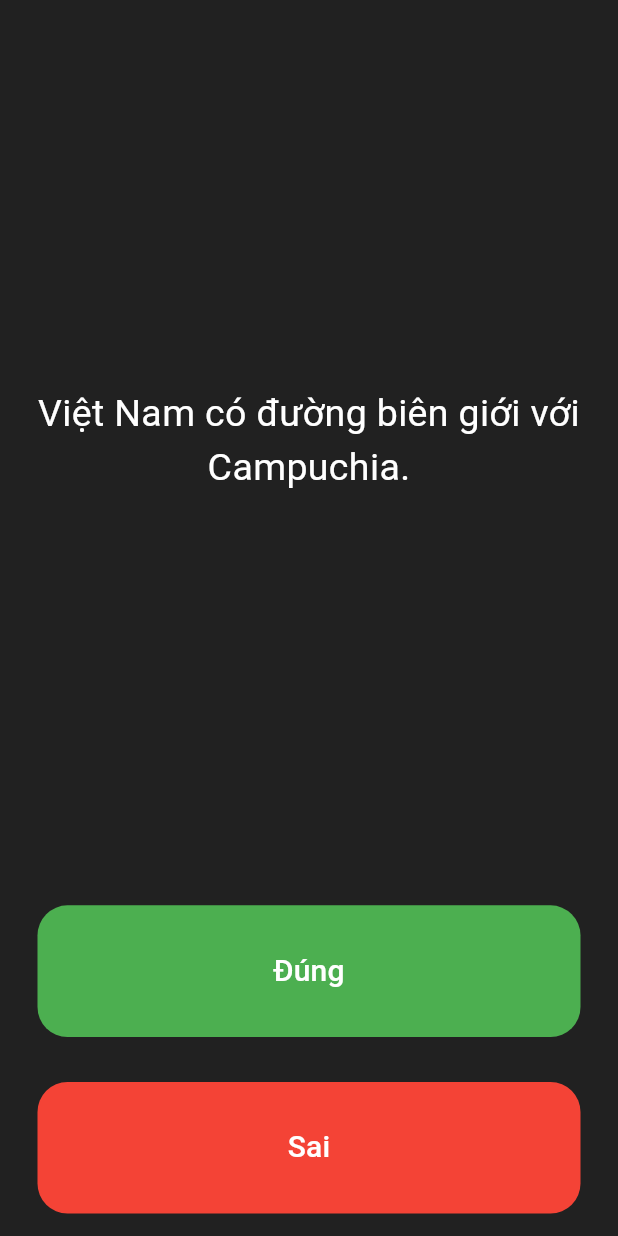
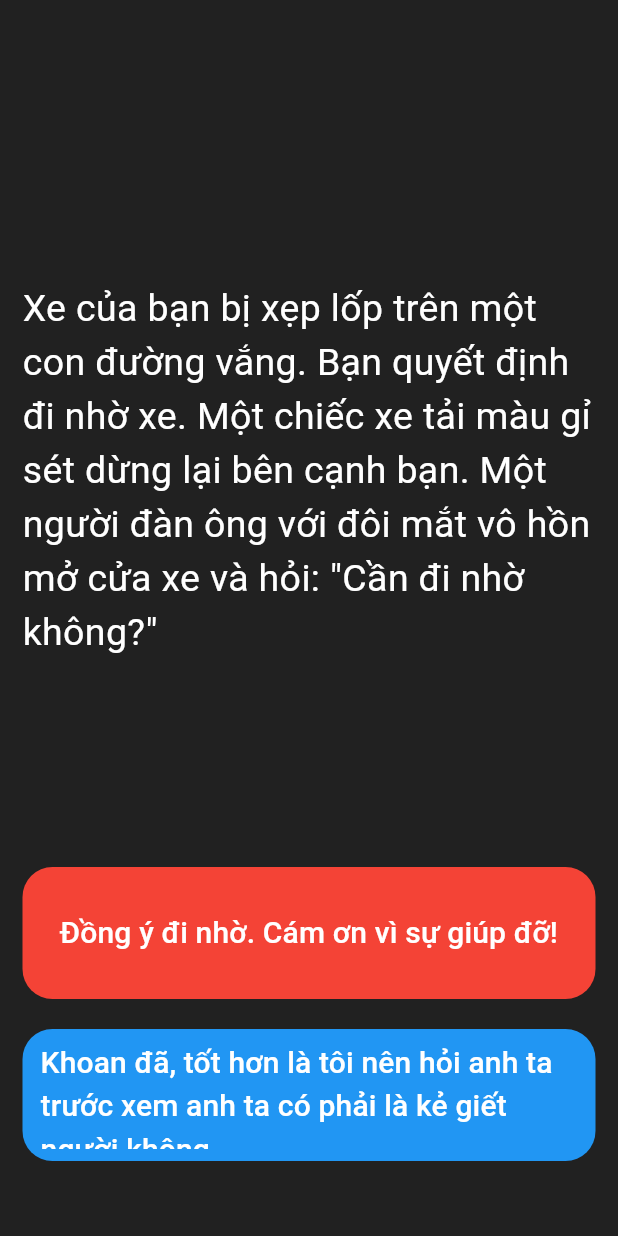
Before and after one commit to PT-LoiX86/Flutter-Practice, a Flutter app: the screen it shows after launch, on a phone screen of 412 x 824 dp. Run offline on Flutter 3.47's test engine with Material 3 defaults, Android fonts, the phone set to English and light mode, and no system bars.

Commit message:
feat: Lab 7

```diff
--- a/1/flutter_application_1/lib/main.dart
+++ b/1/flutter_application_1/lib/main.dart
@@ -1,110 +1,53 @@
 import 'package:flutter/material.dart';
 
-import 'question.data.dart';
+import 'story.data.dart';
 
 void main() {
-  runApp(const Quizzler());
+  runApp(const Destini());
 }
 
-class Quizzler extends StatelessWidget {
-  const Quizzler({super.key});
+class Destini extends StatelessWidget {
+  const Destini({super.key});
 
   @override
   Widget build(BuildContext context) {
     return const MaterialApp(
       debugShowCheckedModeBanner: false,
-      home: QuizPage(),
+      home: StoryPage(),
     );
   }
 }
 
-class QuizPage extends StatefulWidget {
-  const QuizPage({super.key});
+class StoryPage extends StatefulWidget {
+  const StoryPage({super.key});
 
   @override
-  State<QuizPage> createState() => _QuizPageState();
+  State<StoryPage> createState() => _StoryPageState();
 }
 
-class _QuizPageState extends State<QuizPage> {
-  final List<Icon> _scoreKeeper = [];
+class _StoryPageState extends State<StoryPage> {
+  final StoryBrain _storyBrain = StoryBrain();
 
-  int _questionNumber = 0;
-  int _score = 0;
-
-  void _checkAnswer(bool userAnswer) {
-    final correctAnswer = questionBank[_questionNumber].questionAnswer;
-
-    final isCorrect = userAnswer == correctAnswer;
-
-    final isLastQuestion = _questionNumber == questionBank.length - 1;
-
+  void _choose(int choiceNumber) {
     setState(() {
-      if (isCorrect) {
-        _score++;
-      }
-
-      _scoreKeeper.add(
-        Icon(
-          isCorrect ? Icons.check : Icons.close,
-          color: isCorrect ? Colors.green : Colors.red,
-        ),
-      );
-
-      if (!isLastQuestion) {
-        _questionNumber++;
-      }
+      _storyBrain.nextStory(choiceNumber);
     });
-
-    if (isLastQuestion) {
-      _showResult();
-    }
   }
 
-  void _showResult() {
-    Navigator.push(
-      context,
-      MaterialPageRoute(
-        builder: (context) => ResultPage(
-          score: _score,
-          totalQuestions: questionBank.length,
-          scoreKeeper: List.of(_scoreKeeper),
-          onRetry: _restartQuiz,
-        ),
-      ),
-    );
-  }
-
-  void _restartQuiz() {
-    setState(() {
-      _questionNumber = 0;
-      _score = 0;
-      _scoreKeeper.clear();
-    });
-
-    Navigator.pop(context);
-  }
-
-  Widget _buildAnswerButton({
+  Widget _buildChoiceButton({
     required String text,
     required Color color,
-    required bool answer,
+    required int choiceNumber,
   }) {
-    return Expanded(
-      child: Padding(
-        padding: const EdgeInsets.all(15),
-        child: TextButton(
-          onPressed: () => _checkAnswer(answer),
-          style: TextButton.styleFrom(
-            backgroundColor: color,
-            shape: RoundedRectangleBorder(
-              borderRadius: BorderRadius.circular(20),
-            ),
-          ),
-          child: Text(
-            text,
-            style: const TextStyle(color: Colors.white, fontSize: 20),
-          ),
-        ),
+    return TextButton(
+      onPressed: () => _choose(choiceNumber),
+      style: TextButton.styleFrom(
+        backgroundColor: color,
+        shape: RoundedRectangleBorder(borderRadius: BorderRadius.circular(20)),
+      ),
+      child: Text(
+        text,
+        style: const TextStyle(fontSize: 20, color: Colors.white),
       ),
     );
   }
@@ -115,33 +58,42 @@ class _QuizPageState extends State<QuizPage> {
       backgroundColor: Colors.grey.shade900,
       body: SafeArea(
         child: Padding(
-          padding: const EdgeInsets.symmetric(horizontal: 10),
+          padding: const EdgeInsets.symmetric(vertical: 50, horizontal: 15),
           child: Column(
             crossAxisAlignment: CrossAxisAlignment.stretch,
             children: [
               Expanded(
-                flex: 5,
+                flex: 12,
                 child: Center(
-                  child: Padding(
-                    padding: const EdgeInsets.all(10),
-                    child: Text(
-                      questionBank[_questionNumber].questionText,
-                      textAlign: TextAlign.center,
-                      style: const TextStyle(fontSize: 25, color: Colors.white),
-                    ),
+                  child: Text(
+                    _storyBrain.story,
+                    style: const TextStyle(fontSize: 25, color: Colors.white),
                   ),
                 ),
               ),
 
-              _buildAnswerButton(
-                text: 'Đúng',
-                color: Colors.green,
-                answer: true,
+              Expanded(
+                flex: 2,
+                child: _buildChoiceButton(
+                  text: _storyBrain.choice1,
+                  color: Colors.red,
+                  choiceNumber: 1,
+                ),
               ),
 
-              _buildAnswerButton(text: 'Sai', color: Colors.red, answer: false),
+              const SizedBox(height: 20),
 
-              Row(children: _scoreKeeper),
+              Expanded(
+                flex: 2,
+                child: Visibility(
+                  visible: _storyBrain.hasChoice2,
+                  child: _buildChoiceButton(
+                    text: _storyBrain.choice2,
+                    color: Colors.blue,
+                    choiceNumber: 2,
+                  ),
+                ),
+              ),
             ],
           ),
         ),
@@ -149,87 +101,3 @@ class _QuizPageState extends State<QuizPage> {
     );
   }
 }
-
-class ResultPage extends StatelessWidget {
-  final int score;
-  final int totalQuestions;
-  final List<Icon> scoreKeeper;
-  final VoidCallback onRetry;
-
-  const ResultPage({
-    super.key,
-    required this.score,
-    required this.totalQuestions,
-    required this.scoreKeeper,
-    required this.onRetry,
-  });
-
-  @override
-  Widget build(BuildContext context) {
-    return Scaffold(
-      backgroundColor: Colors.grey.shade900,
-      appBar: AppBar(
-        title: const Text('Kết Quả', style: TextStyle(color: Colors.white)),
-        backgroundColor: Colors.grey.shade800,
-        automaticallyImplyLeading: false,
-        centerTitle: true,
-      ),
-      body: Center(
-        child: Column(
-          mainAxisAlignment: MainAxisAlignment.center,
-          children: [
-            const Text(
-              'Hoàn thành!',
-              style: TextStyle(
-                color: Colors.white,
-                fontSize: 32,
-                fontWeight: FontWeight.bold,
-              ),
-            ),
-
-            const SizedBox(height: 30),
-
-            Text(
-              'Điểm số: $score / $totalQuestions',
-              style: const TextStyle(color: Colors.white, fontSize: 24),
-            ),
-
-            const SizedBox(height: 20),
-
-            const Text(
-              'Kết quả các câu:',
-              style: TextStyle(color: Colors.white70, fontSize: 18),
-            ),
-
-            const SizedBox(height: 10),
-
-            Row(
-              mainAxisAlignment: MainAxisAlignment.center,
-              children: scoreKeeper,
-            ),
-
-            const SizedBox(height: 50),
-
-            ElevatedButton(
-              onPressed: onRetry,
-              style: ElevatedButton.styleFrom(
-                backgroundColor: Colors.blueAccent,
-                padding: const EdgeInsets.symmetric(
-                  horizontal: 40,
-                  vertical: 15,
-                ),
-                shape: RoundedRectangleBorder(
-                  borderRadius: BorderRadius.circular(30),
-                ),
-              ),
-              child: const Text(
-                'Làm Lại',
-                style: TextStyle(fontSize: 22, color: Colors.white),
-              ),
-            ),
-          ],
-        ),
-      ),
-    );
-  }
-}
--- a/1/flutter_application_1/lib/question.class.dart
+++ /dev/null
@@ -1,6 +0,0 @@
-class Question {
-  final String questionText;
-  final bool questionAnswer;
-
-  const Question({required this.questionText, required this.questionAnswer});
-}
--- a/1/flutter_application_1/lib/question.data.dart
+++ /dev/null
@@ -1,24 +0,0 @@
-import 'question.class.dart';
-
-const List<Question> questionBank = [
-  Question(
-    questionText: 'Việt Nam có đường biên giới với Campuchia.',
-    questionAnswer: true,
-  ),
-  Question(
-    questionText: 'Hà Nội là thủ đô của Việt Nam.',
-    questionAnswer: true,
-  ),
-  Question(
-    questionText: 'Mặt trời quay quanh trái đất.',
-    questionAnswer: false,
-  ),
-  Question(
-    questionText: 'Chuột Mickey là nhân vật của Marvel.',
-    questionAnswer: false,
-  ),
-  Question(
-    questionText: 'Con người có thể nín thở dưới nước trong 24 giờ.',
-    questionAnswer: false,
-  ),
-];
--- /dev/null
+++ b/1/flutter_application_1/lib/story.class.dart
@@ -0,0 +1,11 @@
+class Story {
+  final String storyTitle;
+  final String choice1;
+  final String choice2;
+
+  const Story({
+    required this.storyTitle,
+    required this.choice1,
+    required this.choice2,
+  });
+}
--- /dev/null
+++ b/1/flutter_application_1/lib/story.data.dart
@@ -0,0 +1,85 @@
+import 'story.class.dart';
+
+class StoryBrain {
+  static const List<Story> _stories = [
+    Story(
+      storyTitle:
+          'Xe của bạn bị xẹp lốp trên một con đường vắng. Bạn quyết định đi nhờ xe. '
+          'Một chiếc xe tải màu gỉ sét dừng lại bên cạnh bạn. Một người đàn ông với '
+          'đôi mắt vô hồn mở cửa xe và hỏi: "Cần đi nhờ không?"',
+      choice1: 'Đồng ý đi nhờ. Cám ơn vì sự giúp đỡ!',
+      choice2: 'Khoan đã, tốt hơn là tôi nên hỏi anh ta trước xem anh ta có phải là kẻ giết người không.',
+    ),
+    Story(
+      storyTitle: 'Anh ta từ từ gật đầu, không hề e ngại với câu hỏi.',
+      choice1: 'Ít ra anh ta cũng trung thực. Lên xe thôi.',
+      choice2: 'Thôi, tôi nghĩ tôi nên đi bộ.',
+    ),
+    Story(
+      storyTitle:
+          'Khi bạn bắt đầu lái xe, người đàn ông lạ mặt bắt đầu nói về '
+          'mối quan hệ của anh ta với mẹ của anh ta. Mọi chuyện ngày càng '
+          'trở nên kỳ quái. Anh ta yêu cầu bạn mở ngăn đựng găng tay. '
+          'Bên trong bạn tìm thấy một con dao dính máu, 2 ngón tay bị '
+          'cắt đứt và một cuốn băng cassette Elton John.',
+      choice1: 'Tôi thích Elton John! Đưa tôi cuốn băng đó.',
+      choice2: 'Chạy trốn thôi!',
+    ),
+    Story(
+      storyTitle:
+          'Chà, hóa ra anh ta là một người tốt. Anh ta hát theo cuốn '
+          'băng trong khi chở bạn đến trạm xăng tiếp theo.',
+      choice1: 'Bắt đầu lại',
+      choice2: '',
+    ),
+    Story(
+      storyTitle:
+          'Khi bạn chạy qua lan can can hộ, bạn vô tình vấp phải ổ gà '
+          'và ngã. Anh ta bắt kịp bạn...',
+      choice1: 'Bắt đầu lại',
+      choice2: '',
+    ),
+    Story(
+      storyTitle:
+          'Bạn đi bộ một lúc thì kiệt sức và một chiếc xe tải khác '
+          'đi qua chạy mất. Có vẻ như bạn không gặp may.',
+      choice1: 'Bắt đầu lại',
+      choice2: '',
+    ),
+  ];
+
+  int _storyNumber = 0;
+
+  Story get _currentStory => _stories[_storyNumber];
+
+  String get story => _currentStory.storyTitle;
+
+  String get choice1 => _currentStory.choice1;
+
+  String get choice2 => _currentStory.choice2;
+
+  bool get hasChoice2 => _storyNumber <= 2;
+
+  void nextStory(int choiceNumber) {
+    switch (_storyNumber) {
+      case 0:
+        _storyNumber = choiceNumber == 1 ? 2 : 1;
+        break;
+
+      case 1:
+        _storyNumber = choiceNumber == 1 ? 2 : 5;
+        break;
+
+      case 2:
+        _storyNumber = choiceNumber == 1 ? 3 : 4;
+        break;
+
+      default:
+        restart();
+    }
+  }
+
+  void restart() {
+    _storyNumber = 0;
+  }
+}
```
Also changed, not shown: 1/flutter_application_1/image.png.
